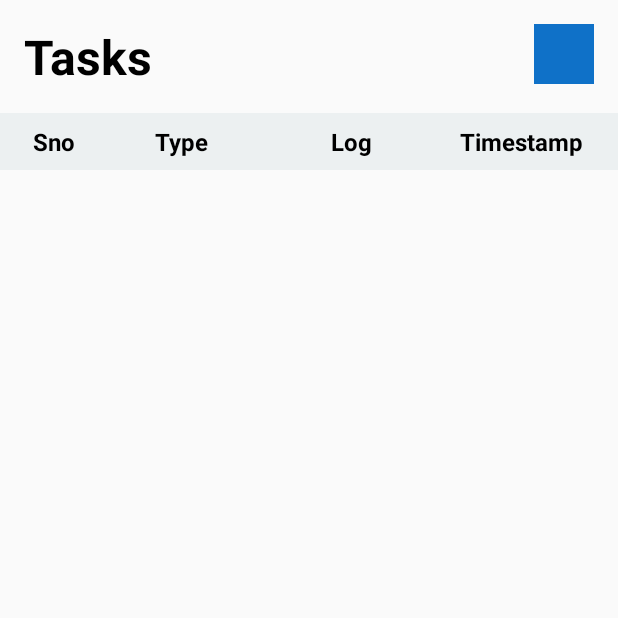
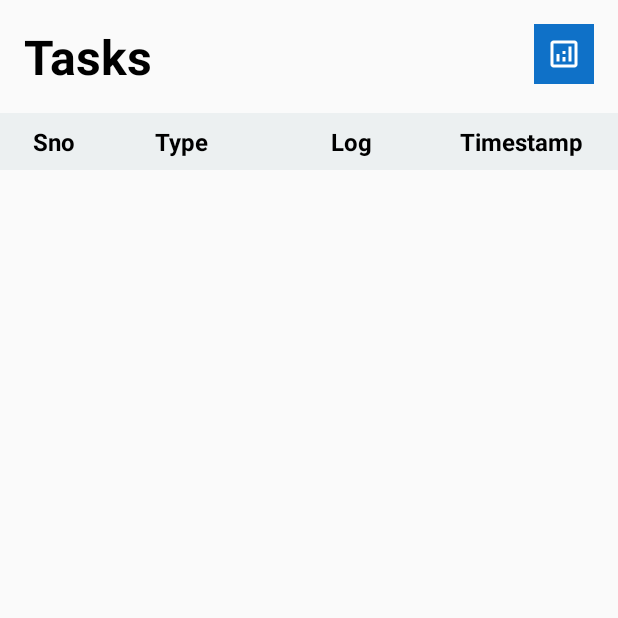
Before and after one commit to MadhurChaturvedi/todoApp-Android, an Android app: the screen it shows after launch (MainActivity), on a phone screen of 412 x 824 dp, the top half of it. Run offline under Robolectric (Android 15) with nearby library versions, the phone set to English and light mode, and no system bars.

Commit message:
add export icon done

```diff
--- a/app/src/main/res/drawable/ic_export.xml
+++ b/app/src/main/res/drawable/ic_export.xml
@@ -1,4 +1,13 @@
-<?xml version="1.0" encoding="utf-8"?>
-<selector xmlns:android="http://schemas.android.com/apk/res/android">
+<vector xmlns:android="http://schemas.android.com/apk/res/android" android:height="24dp" android:tint="#FFF" android:viewportHeight="24" android:viewportWidth="24" android:width="24dp">
 
-</selector>
+    <path android:fillColor="@android:color/white" android:pathData="M19,3H5C3.9,3 3,3.9 3,5v14c0,1.1 0.9,2 2,2h14c1.1,0 2,-0.9 2,-2V5C21,3.9 20.1,3 19,3zM19,19H5V5h14V19z"/>
+
+    <path android:fillColor="@android:color/white" android:pathData="M7,12h2v5h-2z"/>
+
+    <path android:fillColor="@android:color/white" android:pathData="M15,7h2v10h-2z"/>
+
+    <path android:fillColor="@android:color/white" android:pathData="M11,14h2v3h-2z"/>
+
+    <path android:fillColor="@android:color/white" android:pathData="M11,10h2v2h-2z"/>
+
+</vector>
```
